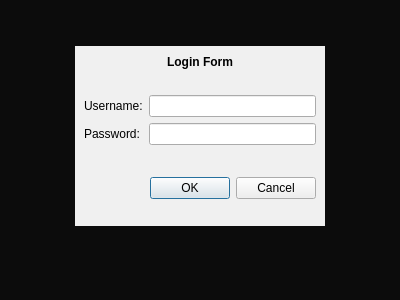
Old version of the form loginform.ui in the repository ExorEmbedded/jmuconfig-app.
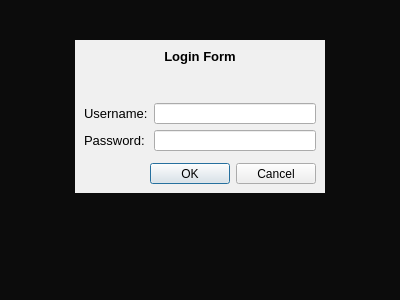
New version of the form.

Commit message: BSP-2118 Align loginform dialog code with jmlauncher

```diff
--- a/loginform.ui
+++ b/loginform.ui
@@ -90,12 +90,38 @@
    <bool>true</bool>
   </property>
   <layout class="QGridLayout" name="gridLayout">
+   <item row="1" column="0">
+    <spacer name="horizontalSpacer">
+     <property name="orientation">
+      <enum>Qt::Horizontal</enum>
+     </property>
+     <property name="sizeHint" stdset="0">
+      <size>
+       <width>75</width>
+       <height>0</height>
+      </size>
+     </property>
+    </spacer>
+   </item>
+   <item row="0" column="1">
+    <spacer name="verticalSpacer_3">
+     <property name="orientation">
+      <enum>Qt::Vertical</enum>
+     </property>
+     <property name="sizeHint" stdset="0">
+      <size>
+       <width>0</width>
+       <height>46</height>
+      </size>
+     </property>
+    </spacer>
+   </item>
    <item row="1" column="1" rowspan="2" colspan="2">
     <widget class="QWidget" name="widget" native="true">
      <property name="minimumSize">
       <size>
        <width>250</width>
-       <height>180</height>
+       <height>150</height>
       </size>
      </property>
      <property name="palette">
@@ -173,6 +199,7 @@
        <widget class="QLabel" name="label">
         <property name="font">
          <font>
+          <pointsize>10</pointsize>
           <weight>75</weight>
           <bold>true</bold>
          </font>
@@ -185,8 +212,13 @@
         </property>
        </widget>
       </item>
-      <item row="1" column="0" colspan="2">
-       <widget class="QLabel" name="label_4">
+      <item row="2" column="0" colspan="2">
+       <widget class="QLabel" name="errMessage">
+        <property name="font">
+         <font>
+          <pointsize>10</pointsize>
+         </font>
+        </property>
         <property name="styleSheet">
          <string notr="true">color: red</string>
         </property>
@@ -195,82 +227,100 @@
         </property>
        </widget>
       </item>
-      <item row="2" column="0">
+      <item row="4" column="0">
        <widget class="QLabel" name="label_2">
+        <property name="font">
+         <font>
+          <pointsize>10</pointsize>
+         </font>
+        </property>
         <property name="text">
          <string>Username:</string>
         </property>
        </widget>
       </item>
-      <item row="2" column="1">
-       <widget class="QLineEdit" name="usernameEdit"/>
+      <item row="4" column="1">
+       <widget class="QLineEdit" name="usernameEdit">
+        <property name="font">
+         <font>
+          <pointsize>10</pointsize>
+         </font>
+        </property>
+       </widget>
       </item>
-      <item row="3" column="0">
+      <item row="5" column="0">
        <widget class="QLabel" name="label_3">
+        <property name="font">
+         <font>
+          <pointsize>10</pointsize>
+         </font>
+        </property>
         <property name="text">
          <string>Password:</string>
         </property>
        </widget>
       </item>
-      <item row="3" column="1">
+      <item row="5" column="1">
        <widget class="QLineEdit" name="passwordEdit">
+        <property name="font">
+         <font>
+          <pointsize>10</pointsize>
+         </font>
+        </property>
         <property name="echoMode">
          <enum>QLineEdit::Password</enum>
         </property>
        </widget>
       </item>
-      <item row="4" column="0">
-       <spacer name="verticalSpacer_2">
-        <property name="orientation">
-         <enum>Qt::Vertical</enum>
-        </property>
-        <property name="sizeType">
-         <enum>QSizePolicy::Fixed</enum>
-        </property>
-        <property name="sizeHint" stdset="0">
-         <size>
-          <width>20</width>
-          <height>20</height>
-         </size>
-        </property>
-       </spacer>
-      </item>
-      <item row="5" column="0" colspan="2">
+      <item row="7" column="0" colspan="2">
        <widget class="QDialogButtonBox" name="loginButtons">
         <property name="standardButtons">
          <set>QDialogButtonBox::Cancel|QDialogButtonBox::Ok</set>
         </property>
        </widget>
       </item>
+      <item row="6" column="0">
+       <spacer name="verticalSpacer_6">
+        <property name="orientation">
+         <enum>Qt::Vertical</enum>
+        </property>
+        <property name="sizeHint" stdset="0">
+         <size>
+          <width>20</width>
+          <height>20</height>
+         </size>
+        </property>
+       </spacer>
+      </item>
+      <item row="1" column="0">
+       <spacer name="verticalSpacer_7">
+        <property name="orientation">
+         <enum>Qt::Vertical</enum>
+        </property>
+        <property name="sizeHint" stdset="0">
+         <size>
+          <width>20</width>
+          <height>5</height>
+         </size>
+        </property>
+       </spacer>
+      </item>
+      <item row="3" column="0">
+       <spacer name="verticalSpacer_8">
+        <property name="orientation">
+         <enum>Qt::Vertical</enum>
+        </property>
+        <property name="sizeHint" stdset="0">
+         <size>
+          <width>20</width>
+          <height>5</height>
+         </size>
+        </property>
+       </spacer>
+      </item>
      </layout>
     </widget>
    </item>
-   <item row="0" column="1">
-    <spacer name="verticalSpacer_3">
-     <property name="orientation">
-      <enum>Qt::Vertical</enum>
-     </property>
-     <property name="sizeHint" stdset="0">
-      <size>
-       <width>0</width>
-       <height>46</height>
-      </size>
-     </property>
-    </spacer>
-   </item>
-   <item row="1" column="0">
-    <spacer name="horizontalSpacer">
-     <property name="orientation">
-      <enum>Qt::Horizontal</enum>
-     </property>
-     <property name="sizeHint" stdset="0">
-      <size>
-       <width>75</width>
-       <height>0</height>
-      </size>
-     </property>
-    </spacer>
-   </item>
    <item row="2" column="3">
     <spacer name="horizontalSpacer_2">
      <property name="orientation">
@@ -284,7 +334,7 @@
      </property>
     </spacer>
    </item>
-   <item row="4" column="2">
+   <item row="6" column="2">
     <spacer name="verticalSpacer_4">
      <property name="orientation">
       <enum>Qt::Vertical</enum>
@@ -297,7 +347,7 @@
      </property>
     </spacer>
    </item>
-   <item row="3" column="2">
+   <item row="5" column="2">
     <spacer name="verticalSpacer_5">
      <property name="orientation">
       <enum>Qt::Vertical</enum>
@@ -310,6 +360,32 @@
      </property>
     </spacer>
    </item>
+   <item row="4" column="2">
+    <spacer name="verticalSpacer">
+     <property name="orientation">
+      <enum>Qt::Vertical</enum>
+     </property>
+     <property name="sizeHint" stdset="0">
+      <size>
+       <width>20</width>
+       <height>40</height>
+      </size>
+     </property>
+    </spacer>
+   </item>
+   <item row="3" column="2">
+    <spacer name="verticalSpacer_2">
+     <property name="orientation">
+      <enum>Qt::Vertical</enum>
+     </property>
+     <property name="sizeHint" stdset="0">
+      <size>
+       <width>20</width>
+       <height>40</height>
+      </size>
+     </property>
+    </spacer>
+   </item>
   </layout>
  </widget>
  <resources/>
```
The commit also changes 3 other files.
